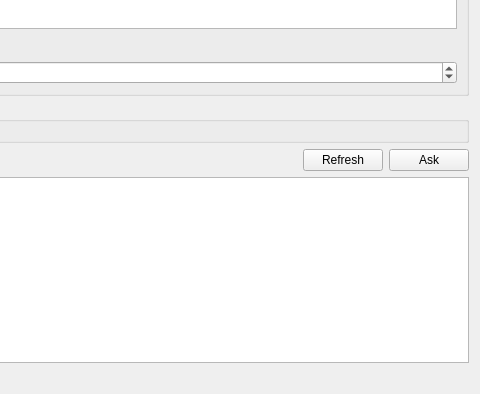
The window that pastrocore/gui_pyside/tab_analysis.ui (Torward1024/pAstroCORE) describes before a commit, drawn with Qt 5; both pictures show x 420 to 900 and y 226 to 620 of the 900 by 620 pixel window.
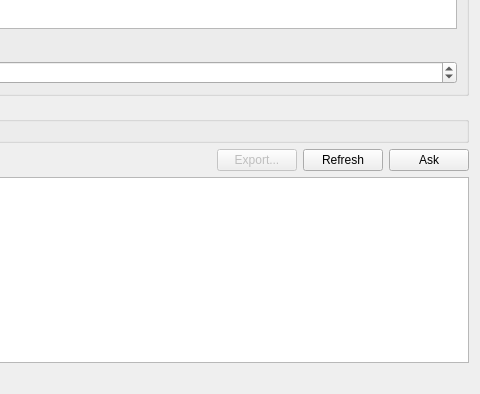
The same window after the commit.

Commit message:
07.09.2026 -- An analysis can be taken away: export(method="analysis").
The numbers were on screen and stayed there. This writes them tab-separated
with a BOM and NaN for what is missing -- exactly as a calculated result is
written, so a person opens both in the same spreadsheet.

Two ways in, because there are two callers with different needs. A command
line passes the question and gets it asked and written in one request:

    pastrocore-cli analyze survey.pastro windows --key source_visibility

```diff
--- a/pastrocore/gui_pyside/tab_analysis.ui
+++ b/pastrocore/gui_pyside/tab_analysis.ui
@@ -133,6 +133,16 @@
        </property>
       </spacer>
      </item>
+     <item>
+      <widget class="QPushButton" name="exportButton">
+       <property name="text">
+        <string>Export...</string>
+       </property>
+       <property name="enabled">
+        <bool>false</bool>
+       </property>
+      </widget>
+     </item>
      <item>
       <widget class="QPushButton" name="refreshButton">
        <property name="text">
```
The commit also changes 6 other files.
